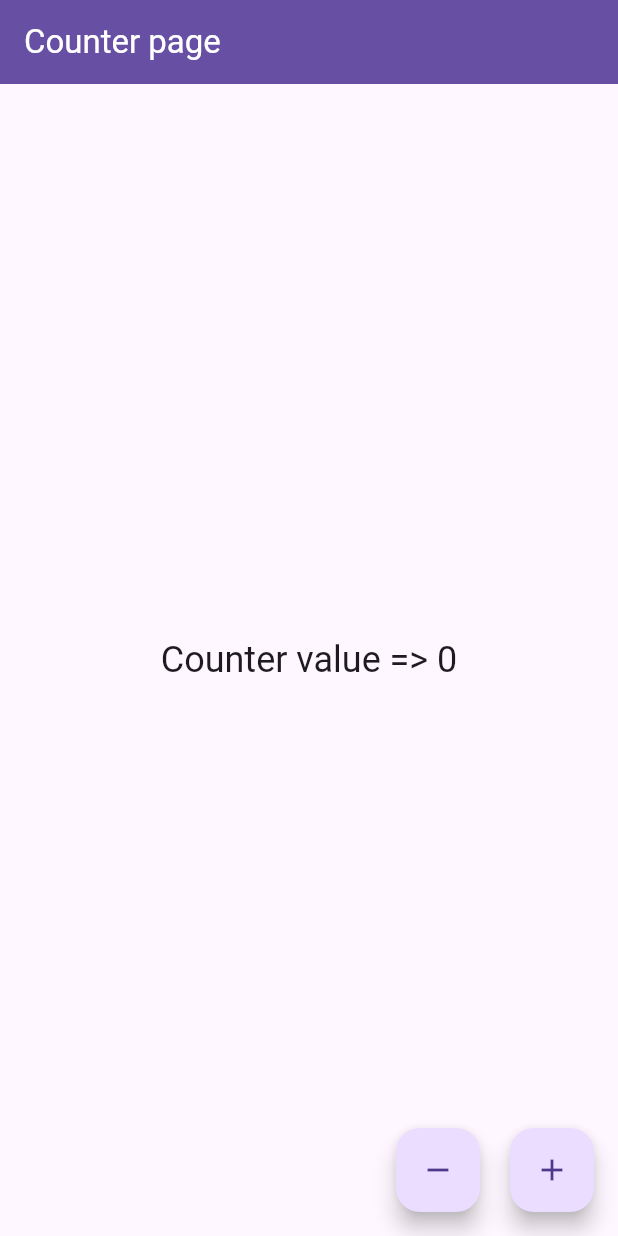
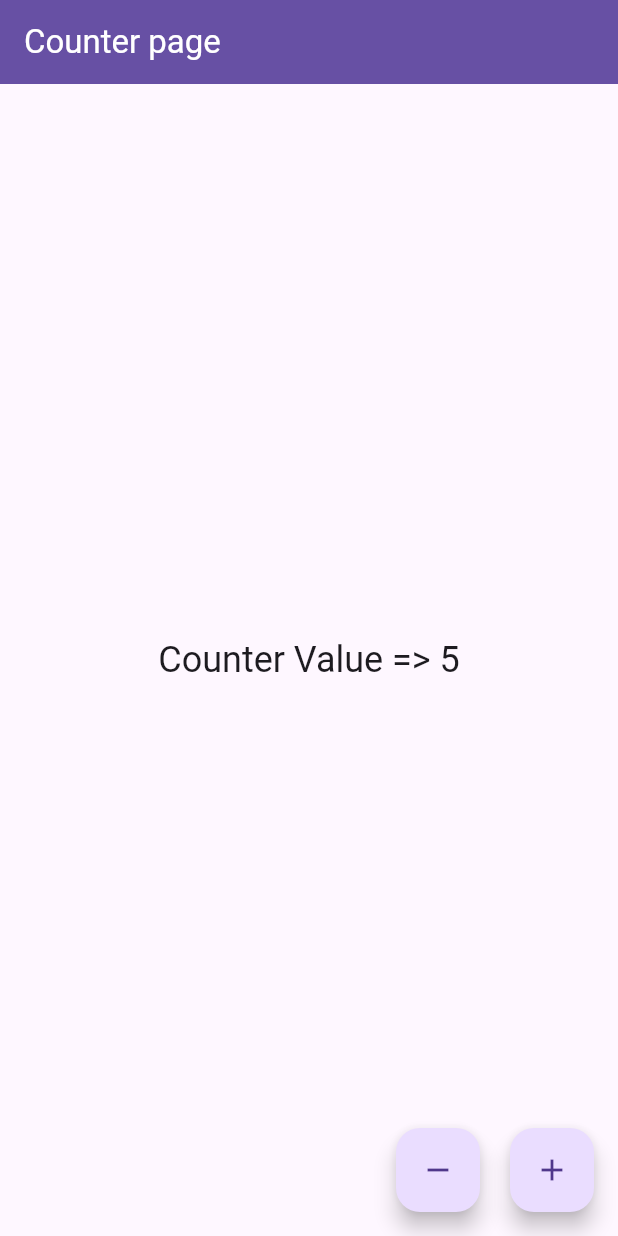
Before and after one commit to UnesseAh/dwm-mobile-tp4-bloc-app, a Flutter app: the screen it shows after launch, on a phone screen of 412 x 824 dp. Run offline on Flutter 3.47's test engine with Material 3 defaults, Android fonts, the phone set to English and light mode, and no system bars; our stand-ins replace bloc, flutter_bloc.

Commit message:
impelement bloc pattern to change the state of the application

```diff
--- a/lib/bloc/counter.bloc.dart
+++ b/lib/bloc/counter.bloc.dart
@@ -0,0 +1,23 @@
+import 'package:bloc/bloc.dart';
+
+abstract class CounterEvent{}
+class IncrementCounterEvent extends CounterEvent{}
+class DecrementCounterEvent extends CounterEvent{}
+
+class CounterState {
+  final int counter;
+  CounterState(this.counter);
+}
+class InitialState extends CounterState {
+  InitialState() : super(5);
+}
+class CounterBloc extends Bloc<CounterEvent, CounterState>{
+  CounterBloc() : super(InitialState()){
+    on((IncrementCounterEvent event, emit){
+      emit(CounterState(state.counter + 1));
+    });
+    on((DecrementCounterEvent event, emit){
+      emit(CounterState(state.counter + 1));
+    });
+  }
+}
--- a/lib/main.dart
+++ b/lib/main.dart
@@ -1,5 +1,7 @@
+import 'package:dwm_bloc_app/bloc/counter.bloc.dart';
 import 'package:flutter/cupertino.dart';
 import 'package:flutter/material.dart';
+import 'package:flutter_bloc/flutter_bloc.dart';
 
 void main(){
   runApp(MyApp());
@@ -10,7 +12,9 @@ class MyApp extends StatelessWidget {
 
   @override
   Widget build(BuildContext context) {
-    return RootView();
+    return MultiBlocProvider(providers: [
+      BlocProvider(create: (context) => CounterBloc()),
+    ], child: RootView());
   }
 }
 
@@ -27,8 +31,6 @@ class RootView extends StatelessWidget {
 
 class CounterPage extends StatelessWidget {
   CounterPage({super.key});
-  int counter = 0;
-
   @override
   Widget build(BuildContext context) {
     return Scaffold(
@@ -40,7 +42,14 @@ class CounterPage extends StatelessWidget {
         child: Column(
           mainAxisAlignment: MainAxisAlignment.center,
           children: [
-            Text("Counter value => $counter", style: Theme.of(context).textTheme.headlineSmall,)
+            BlocBuilder<CounterBloc, CounterState>(
+                builder: ((context, state) {
+                  return Text(
+                    "Counter Value => ${state.counter}",
+                    style: Theme.of(context).textTheme.headlineSmall,
+                  );
+                })
+            )
           ],
         ),
       ),
@@ -48,18 +57,18 @@ class CounterPage extends StatelessWidget {
         mainAxisAlignment: MainAxisAlignment.end,
         children: [
           FloatingActionButton(onPressed: (){
-            --counter;
+            context.read<CounterBloc>().add(DecrementCounterEvent());
           },
           child: Icon(Icons.remove)
           ),
           SizedBox(width: 20),
           FloatingActionButton(onPressed: (){
-            ++counter;
+            context.read<CounterBloc>().add(IncrementCounterEvent());
+
           },
               child: Icon(Icons.add)),
         ],
       ),
-
     );
   }
 }
```
